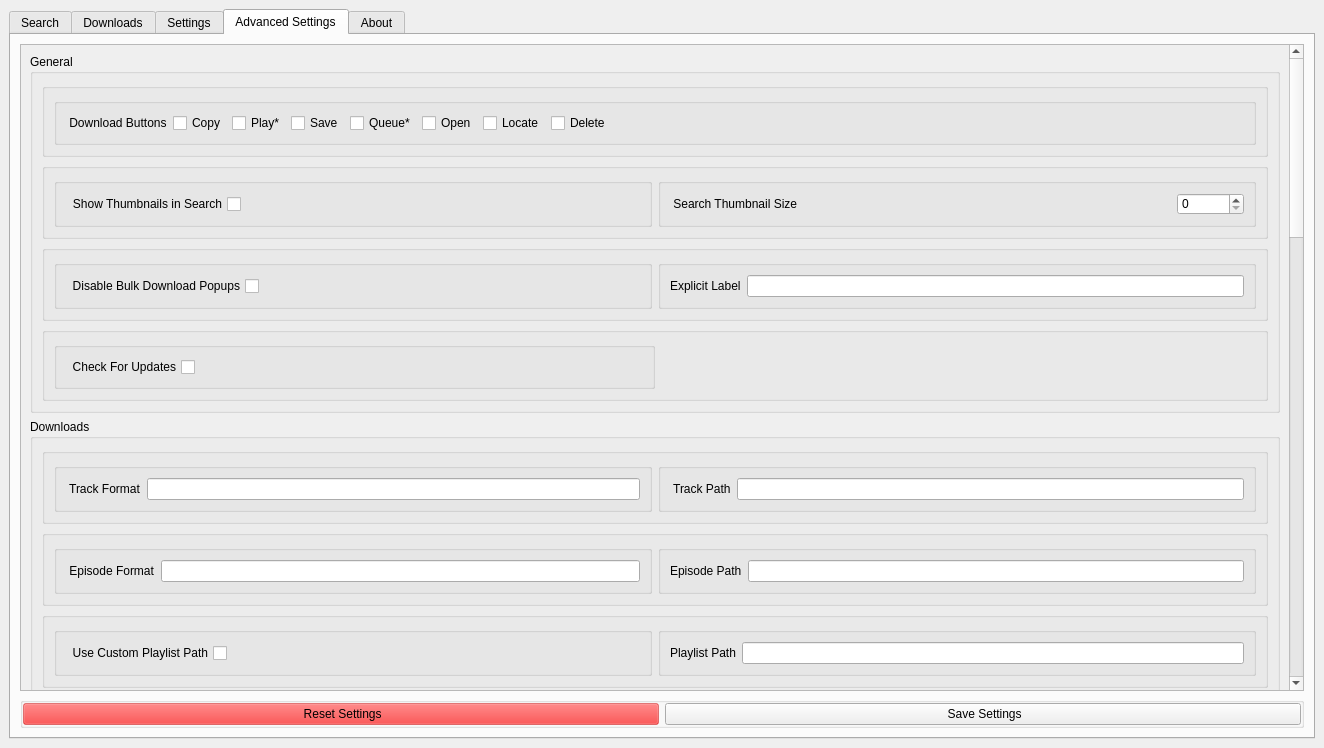
moddroid94/onthespot, file src/onthespot/gui/qtui/main.ui: the form before one commit.
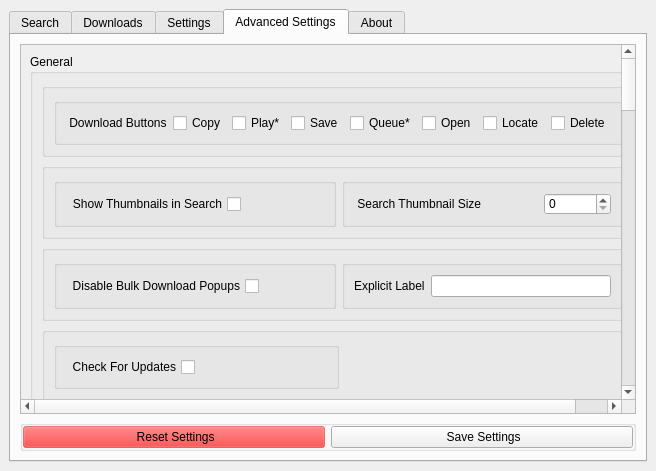
The form after the commit. The open tabs and pages were chosen to show the change. Icons and pictures are not drawn.

```diff
--- a/src/onthespot/gui/qtui/main.ui
+++ b/src/onthespot/gui/qtui/main.ui
@@ -9,8 +9,8 @@
    <rect>
     <x>0</x>
     <y>0</y>
-    <width>1324</width>
-    <height>748</height>
+    <width>656</width>
+    <height>471</height>
    </rect>
   </property>
   <property name="windowTitle">
@@ -1030,8 +1030,8 @@
             <rect>
              <x>0</x>
              <y>0</y>
-             <width>678</width>
-             <height>2047</height>
+             <width>641</width>
+             <height>2235</height>
             </rect>
            </property>
            <layout class="QVBoxLayout" name="verticalLayout_16">
```
Left out of the diff: 2 changed lines with no effect on the pictures.
